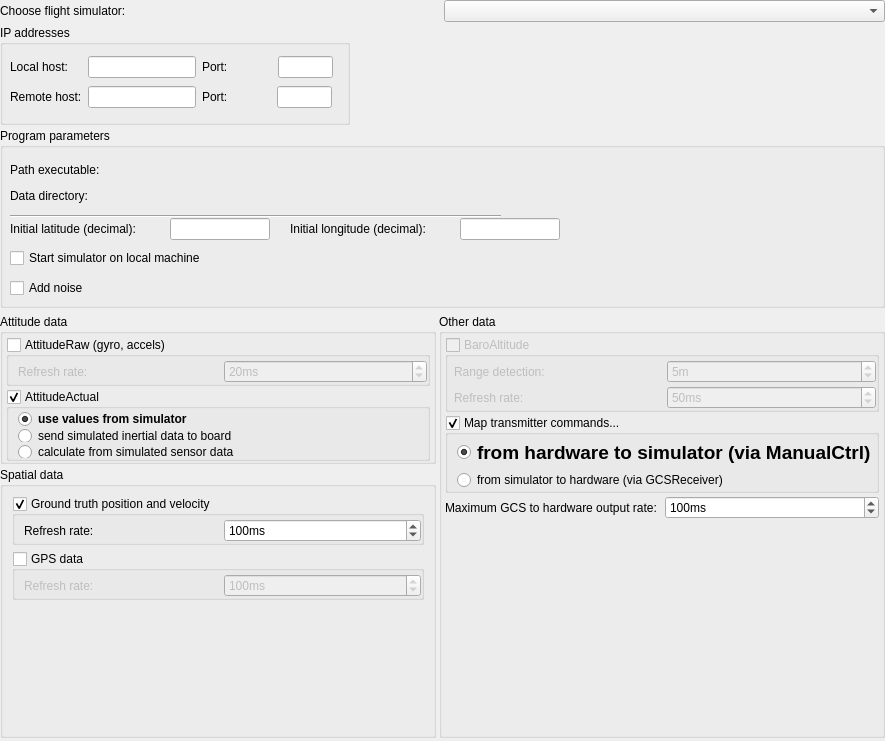
Qt form ground/openpilotgcs/src/plugins/hitl/hitloptionspage.ui (openpilot/OpenPilot) before a commit.
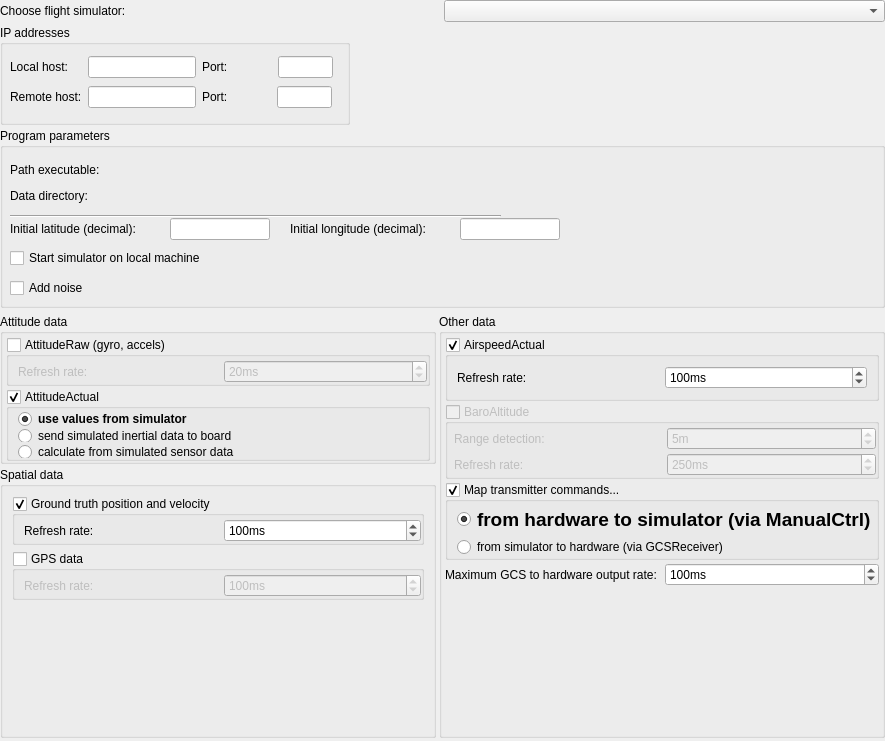
The same form after that commit. Custom widgets are drawn as their Qt base class.

Commit message: Added simulator support for AirspeedActual UAVO.

```diff
--- a/ground/openpilotgcs/src/plugins/hitl/hitloptionspage.ui
+++ b/ground/openpilotgcs/src/plugins/hitl/hitloptionspage.ui
@@ -829,6 +829,50 @@
           <property name="bottomMargin">
            <number>0</number>
           </property>
+          <item>
+           <widget class="QGroupBox" name="airspeedActualCheckbox">
+            <property name="minimumSize">
+             <size>
+              <width>0</width>
+              <height>0</height>
+             </size>
+            </property>
+            <property name="title">
+             <string>AirspeedActual</string>
+            </property>
+            <property name="flat">
+             <bool>true</bool>
+            </property>
+            <property name="checkable">
+             <bool>true</bool>
+            </property>
+            <layout class="QHBoxLayout" name="horizontalLayout_9">
+             <item>
+              <widget class="QLabel" name="label_15">
+               <property name="text">
+                <string>Refresh rate:</string>
+               </property>
+              </widget>
+             </item>
+             <item>
+              <widget class="QSpinBox" name="airspeedRateSpinbox">
+               <property name="toolTip">
+                <string>0 - update once, or every N seconds</string>
+               </property>
+               <property name="suffix">
+                <string>ms</string>
+               </property>
+               <property name="maximum">
+                <number>5000</number>
+               </property>
+               <property name="value">
+                <number>100</number>
+               </property>
+              </widget>
+             </item>
+            </layout>
+           </widget>
+          </item>
           <item>
            <widget class="QGroupBox" name="baroAltitudeCheckbox">
             <property name="enabled">
@@ -912,7 +956,7 @@
                   <number>10</number>
                  </property>
                  <property name="value">
-                  <number>50</number>
+                  <number>250</number>
                  </property>
                 </widget>
                </item>
```
Left out of the diff: 2 changed lines with no effect on the pictures. The commit also changes 6 other files.
